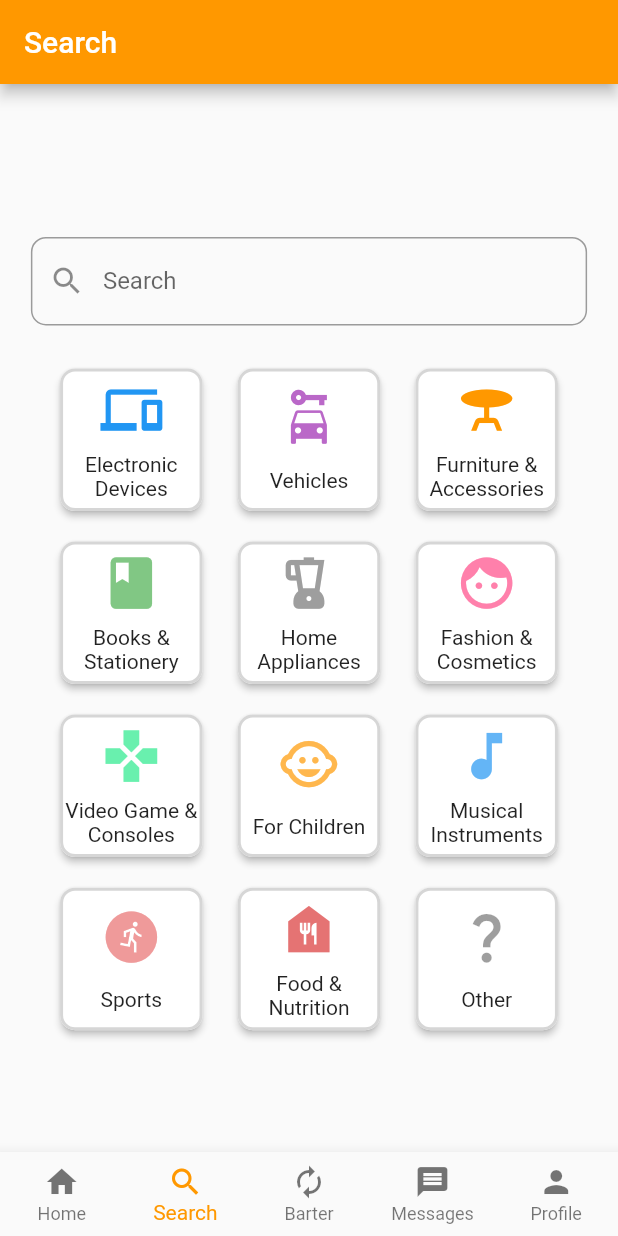
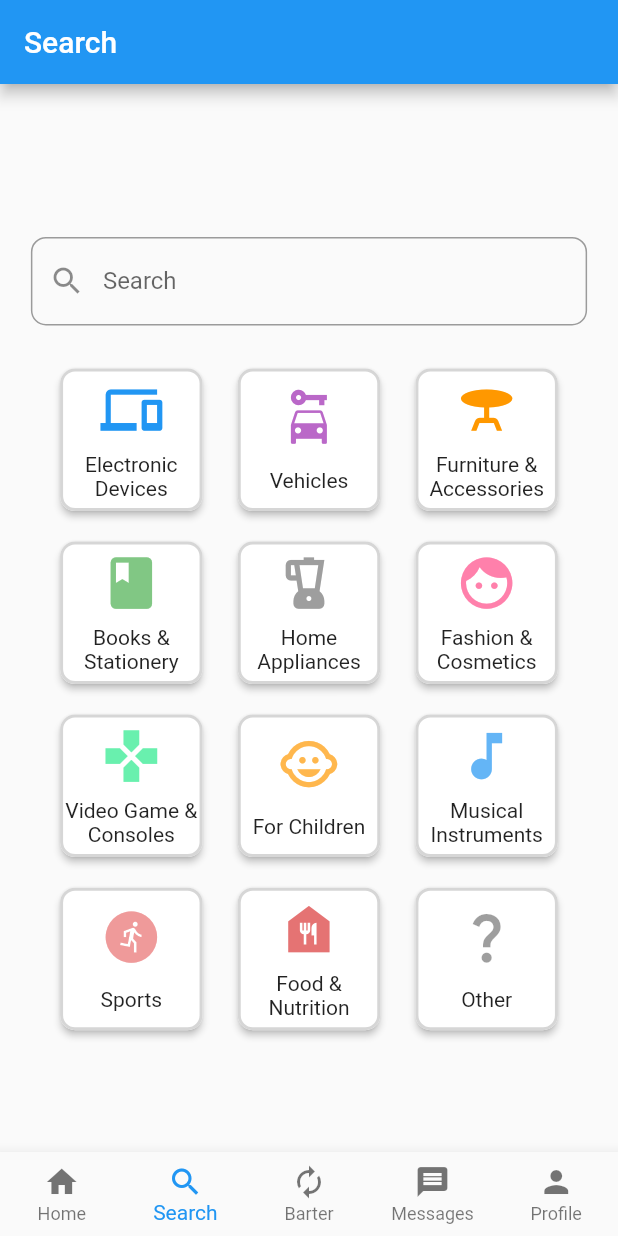
Before and after one commit to Delurify/barterit, a Flutter app: the screen it shows after launch, on a phone screen of 412 x 824 dp. Run offline on Flutter 3.47's test engine with Material 2 defaults, Android fonts, the phone set to English and light mode, and no system bars; our stand-ins replace cached_network_image, fluttertoast, geocoding, geolocator, google_fonts, image_cropper and 2 more; missing offline and left inert: ndialog.

```diff
--- a/lib/main.dart
+++ b/lib/main.dart
@@ -1,20 +1,51 @@
 import 'package:flutter/material.dart';
 import 'package:google_fonts/google_fonts.dart';
 import 'splashscreen.dart';
+import 'package:shared_preferences/shared_preferences.dart';
+import 'theme/theme_manager.dart';
+import 'theme/theme_constants.dart';
 
-void main() => runApp(const MyApp());
+void main() => runApp(MyApp());
 
-class MyApp extends StatelessWidget {
-  const MyApp({super.key});
+// ignore: must_be_immutable
+class MyApp extends StatefulWidget {
+  MyApp({super.key});
+
+  bool lightTheme = true;
+
+  @override
+  State<MyApp> createState() => MyAppState();
+}
+
+class MyAppState extends State<MyApp> {
+  static ThemeManager themeManager = ThemeManager();
+
+  @override
+  void dispose() {
+    themeManager.removeListener(themeListener);
+    super.dispose();
+  }
+
+  @override
+  void initState() {
+    themeManager.addListener(themeListener);
+    super.initState;
+  }
 
   @override
   Widget build(BuildContext context) {
     return MaterialApp(
       title: 'BarterIt',
-      theme: ThemeData(
-          primarySwatch: Colors.orange,
-          textTheme: GoogleFonts.aBeeZeeTextTheme(Theme.of(context).textTheme)),
+      theme: lightTheme,
+      darkTheme: darkTheme,
+      themeMode: themeManager.themeMode,
       home: const SplashScreen(),
     );
   }
+
+  themeListener() {
+    if (mounted) {
+      setState(() {});
+    }
+  }
 }
--- a/lib/myconfig.dart
+++ b/lib/myconfig.dart
@@ -2,11 +2,14 @@ class MyConfig {
   // String SERVER = "http://10.11.2.28";
 
   // Phone data ip address
-  String SERVER = "http://192.168.35.250";
+  // String SERVER = "http://192.168.35.250";
 
   //Maybank wifi ip address
   // String SERVER = "http://10.19.13.18";
 
   // Home wifi address
   // String SERVER = "http://192.168.0.175";
+
+  // Ning wifi address
+  String SERVER = "http://192.168.68.113";
 }
--- /dev/null
+++ b/lib/theme/theme_constants.dart
@@ -0,0 +1,5 @@
+import 'package:flutter/material.dart';
+
+ThemeData lightTheme = ThemeData(brightness: Brightness.light);
+
+ThemeData darkTheme = ThemeData(brightness: Brightness.dark);
--- /dev/null
+++ b/lib/theme/theme_manager.dart
@@ -0,0 +1,13 @@
+import 'package:flutter/material.dart';
+import 'package:flutter/cupertino.dart';
+
+class ThemeManager with ChangeNotifier {
+  ThemeMode _themeMode = ThemeMode.light;
+
+  get themeMode => _themeMode;
+
+  toggleTheme(bool isDark) {
+    _themeMode = isDark ? ThemeMode.dark : ThemeMode.light;
+    notifyListeners();
+  }
+}
--- a/lib/views/screens/mainscreen.dart
+++ b/lib/views/screens/mainscreen.dart
@@ -26,8 +26,6 @@ class _MainScreenState extends State<MainScreen> {
   @override
   void initState() {
     super.initState();
-    print(widget.user.name);
-    print("MainScreen");
     tabchildren = [
       HomeTabScreen(
         user: widget.user,
```
Also changed, not shown: lib/views/screens/profiletabscreen.dart (+26 -4 lines), pubspec.yaml (+6 -7 lines), pubspec.lock, 1 other file.
